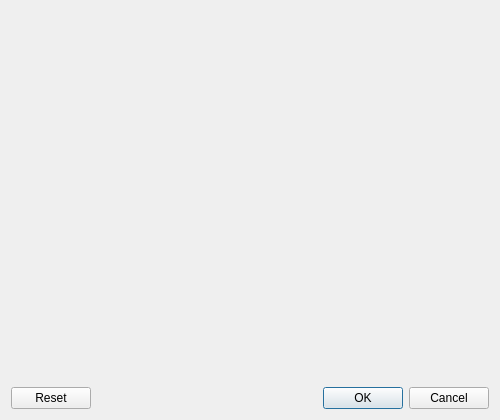
This is src/qt-widgets/ShapefileFileFormatConfigurationDialogUi.ui in GPlates/GPlates as Qt 5 draws it before an edit. The edited form follows.
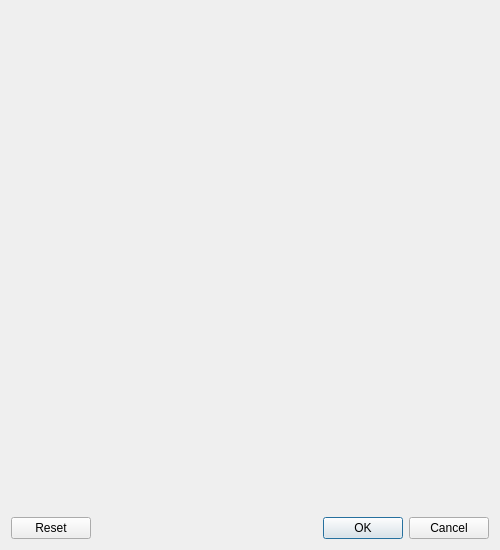
This is the edited form. Icons and pictures are not drawn.

```diff
--- a/src/qt-widgets/ShapefileFileFormatConfigurationDialogUi.ui
+++ b/src/qt-widgets/ShapefileFileFormatConfigurationDialogUi.ui
@@ -10,7 +10,7 @@
     <x>0</x>
     <y>0</y>
     <width>500</width>
-    <height>420</height>
+    <height>550</height>
    </rect>
   </property>
   <property name="windowTitle">
```
Left out of the diff: 1 changed line with no effect on the pictures.
